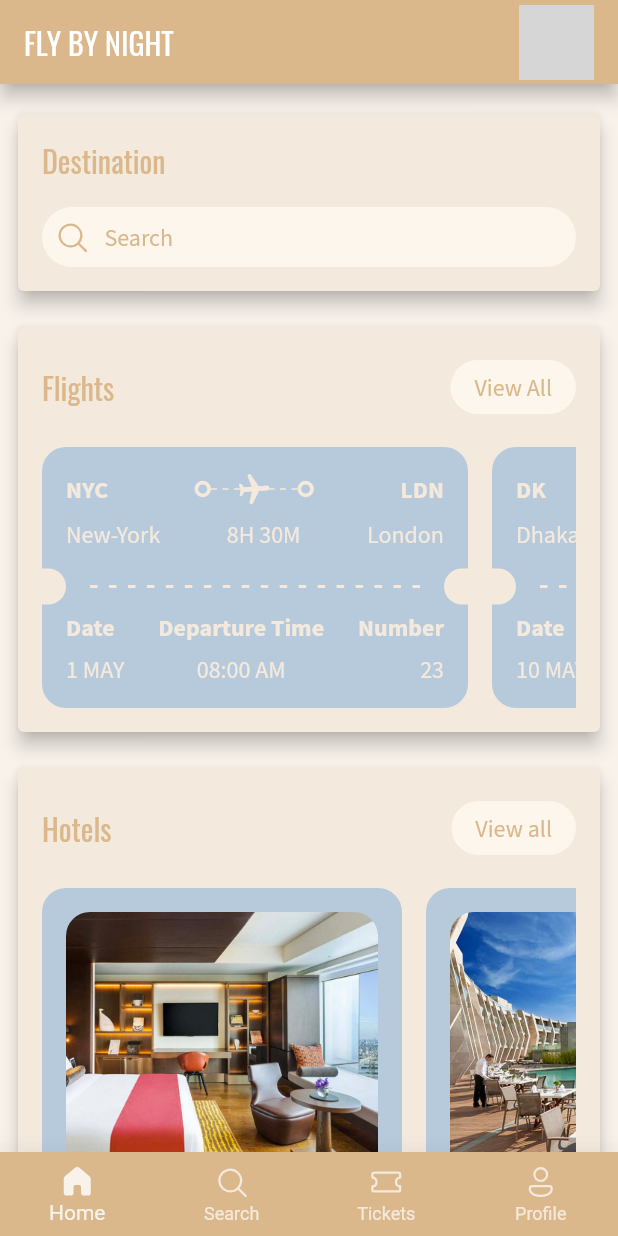
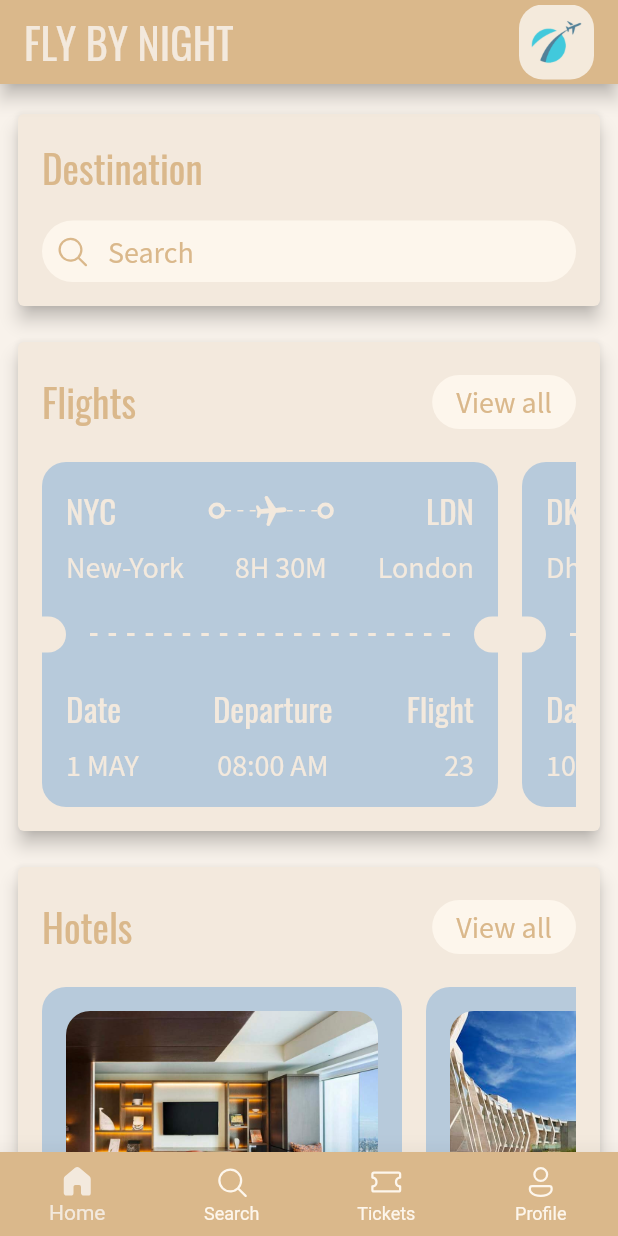
Before and after one commit to keith47733/book_tickets, a Flutter app: the screen it shows after launch, on a phone screen of 412 x 824 dp. Run offline on Flutter 3.47's test engine with Material 2 defaults, Android fonts, the phone set to English and light mode, and no system bars; our stand-ins replace fluentui_icons, gap, get; grey boxes are pictures that could not be loaded.

Commit message:
Minor UI adn theme updates

```diff
--- a/lib/screens/bottom_bar.dart
+++ b/lib/screens/bottom_bar.dart
@@ -15,9 +15,9 @@ class _BottomBarState extends State<BottomBar> {
   int _selectedIndex = 0;
   static final List<Widget> _widgetOptions = <Widget>[
     const HomeScreen(),
-    Text('SEARCH', style: Styles.txtTitle),
-    Text('TICKETS', style: Styles.txtTitle),
-    Text('PROFILE', style: Styles.txtTitle),
+    Text('Search', style: Styles.txtTitle),
+    Text('Tickets', style: Styles.txtTitle),
+    Text('Profile', style: Styles.txtTitle),
   ];
 
   void _onItemTapped(int index) {
@@ -31,14 +31,14 @@ class _BottomBarState extends State<BottomBar> {
     return Scaffold(
       body: Center(child: _widgetOptions[_selectedIndex]),
       bottomNavigationBar: BottomNavigationBar(
-        backgroundColor: Styles.bottomBarColor,
-        elevation: Styles.defaultPadding,
+        backgroundColor: Styles.clrBottomBarBackground,
+        elevation: Styles.dfltPadding,
         currentIndex: _selectedIndex,
         onTap: _onItemTapped,
         showSelectedLabels: true,
         showUnselectedLabels: true,
-        selectedItemColor: Styles.bottomBarSelectedColor,
-        unselectedItemColor: Styles.bottomBarInactiveColor,
+        selectedItemColor: Styles.clrBottomBarSelected,
+        unselectedItemColor: Styles.clrBottomBarInactive,
         type: BottomNavigationBarType.fixed,
         items: const <BottomNavigationBarItem>[
           BottomNavigationBarItem(
--- a/lib/screens/home_screen.dart
+++ b/lib/screens/home_screen.dart
@@ -13,27 +13,26 @@ class HomeScreen extends StatelessWidget {
   @override
   Widget build(BuildContext context) {
     return Scaffold(
-      backgroundColor: Styles.bgColor,
+      backgroundColor: Styles.clrBackgournd,
       // Appbar
       appBar: AppBar(
-        titleTextStyle: const TextStyle(
-          fontFamily: 'Oswald',
-          fontSize: 20,
-          fontWeight: FontWeight.normal,
-        ),
-        backgroundColor: Styles.appBarColor,
+        titleTextStyle: Styles.txtTitle.copyWith(color: Styles.palette1),
+        backgroundColor: Styles.clrAppBarr,
         foregroundColor: Styles.palette0,
         elevation: 5,
         title: Row(
           mainAxisAlignment: MainAxisAlignment.spaceBetween,
           children: <Widget>[
             const Text('FLY BY NIGHT'),
-            ClipRRect(
-              borderRadius: BorderRadius.circular(Styles.defaultRadius),
-              child: Image.asset(
-                './assets/images/img_1.png',
+            Container(
               height: 50,
-                fit: BoxFit.contain,
+							width: 50,
+              decoration: BoxDecoration(
+                borderRadius: BorderRadius.circular(Styles.dfltRadius),
+                image: DecorationImage(
+                  image: const AssetImage('assets/images/img_1.png'),
+                  colorFilter: ColorFilter.mode(Colors.white.withOpacity(0.7), BlendMode.modulate,)
+                ),
               ),
             ),
           ],
@@ -42,44 +41,45 @@ class HomeScreen extends StatelessWidget {
       body: SingleChildScrollView(
         child: Padding(
           padding: const EdgeInsets.fromLTRB(
-            Styles.defaultPadding / 2,
-            Styles.defaultPadding,
-            Styles.defaultPadding / 2,
-            Styles.defaultPadding,
+            Styles.dfltPadding / 2,
+            Styles.dfltPadding,
+            Styles.dfltPadding / 2,
+            Styles.dfltPadding,
           ),
           child: Column(
             mainAxisAlignment: MainAxisAlignment.spaceAround,
             children: <Widget>[
               // Book flight
               Card(
-                color: Styles.cardColor,
+                color: Styles.clrCardBackground,
                 elevation: Styles.cardElevation,
                 child: Padding(
-                  padding: const EdgeInsets.all(Styles.defaultPadding),
+                  padding: const EdgeInsets.all(Styles.dfltPadding),
                   child: Column(
                     mainAxisAlignment: MainAxisAlignment.start,
                     crossAxisAlignment: CrossAxisAlignment.start,
                     children: <Widget>[
                       Text('Destination', style: Styles.txtSubTitle),
-                      const Gap(Styles.defaultPadding),
+                      const Gap(Styles.dfltPadding),
                       // Search bar
                       searchBar(),
                     ],
                   ),
                 ),
               ),
-              const Gap(Styles.defaultPadding),
+              const Gap(Styles.dfltPadding),
 
               // Upcoming flights......view all
               Card(
-                color: Styles.cardColor,
+                color: Styles.clrCardBackground,
                 elevation: Styles.cardElevation,
                 child: Padding(
-                  padding: const EdgeInsets.all(Styles.defaultPadding),
+                  padding: const EdgeInsets.all(Styles.dfltPadding),
                   child: Column(
                     children: <Widget>[
-                      subTitle('Flights', 'View All'),
-                      const Gap(Styles.defaultPadding),
+                      subTitle('Flights', 'View all'),
+                      const Gap(Styles.dfltPadding),
+
                       // Horizontal scrolling tickets
                       SingleChildScrollView(
                         scrollDirection: Axis.horizontal,
@@ -91,18 +91,18 @@ class HomeScreen extends StatelessWidget {
                   ),
                 ),
               ),
-              const Gap(Styles.defaultPadding),
+              const Gap(Styles.dfltPadding),
 
               // Hotels......view all
               Card(
-                color: Styles.cardColor,
+                color: Styles.clrCardBackground,
                 elevation: Styles.cardElevation,
                 child: Padding(
-                  padding: const EdgeInsets.all(Styles.defaultPadding),
+                  padding: const EdgeInsets.all(Styles.dfltPadding),
                   child: Column(
                     children: <Widget>[
                       subTitle('Hotels', 'View all'),
-                      const Gap(Styles.defaultPadding),
+                      const Gap(Styles.dfltPadding),
                       // Horizontal scrolling hotels
                       SingleChildScrollView(
                         scrollDirection: Axis.horizontal,
@@ -114,6 +114,7 @@ class HomeScreen extends StatelessWidget {
                   ),
                 ),
               ),
+
               // Close out Scaffold
             ],
           ),
@@ -124,16 +125,16 @@ class HomeScreen extends StatelessWidget {
 
   Widget searchBar() {
     return Container(
-      padding: const EdgeInsets.all(Styles.defaultPadding / 2),
+      padding: const EdgeInsets.all(Styles.dfltPadding / 2),
       decoration: BoxDecoration(
-        borderRadius: BorderRadius.circular(Styles.defaultRadius * 1.5),
-        color: Styles.searchBarBackground,
+        borderRadius: BorderRadius.circular(Styles.dfltRadius * 1.5),
+        color: Styles.clrSearchBarBackground,
       ),
       child: Row(
         children: <Widget>[
           Icon(
             FluentSystemIcons.ic_fluent_search_regular,
-            color: Styles.searchBarIcon,
+            color: Styles.clrSearchBarIcon,
           ),
           Text(
             '   Search',
@@ -144,18 +145,12 @@ class HomeScreen extends StatelessWidget {
     );
   }
 
-  Widget subTitle(String subTitle, String buttonText) {
+  Widget subTitle(String subTitle, String btnText) {
     return Row(
       mainAxisAlignment: MainAxisAlignment.spaceBetween,
       children: <Widget>[
         Text(subTitle, style: Styles.txtSubTitle),
-        viewAllButton(buttonText),
-      ],
-    );
-  }
-
-  Widget viewAllButton(String buttonText) {
-    return ElevatedButton(
+        ElevatedButton(
           onPressed: () {},
           style: ElevatedButton.styleFrom(
             backgroundColor: Styles.palette2,
@@ -166,9 +161,11 @@ class HomeScreen extends StatelessWidget {
             ),
           ),
           child: Text(
-        buttonText,
-        style: Styles.txtViewAll,
+            btnText,
+            style: Styles.txtViewAllButton,
           ),
+        ),
+      ],
     );
   }
 }
--- a/lib/screens/hotels.dart
+++ b/lib/screens/hotels.dart
@@ -19,15 +19,15 @@ class Hotels extends StatelessWidget {
     return Container(
       width: width * 0.60,
       margin: const EdgeInsets.only(
-        right: Styles.defaultPadding,
+        right: Styles.dfltPadding,
       ),
       padding: const EdgeInsets.symmetric(
-        horizontal: Styles.defaultPadding,
-        vertical: Styles.defaultPadding,
+        horizontal: Styles.dfltPadding,
+        vertical: Styles.dfltPadding,
       ),
       decoration: BoxDecoration(
-        color: Styles.hotelColor,
-        borderRadius: BorderRadius.circular(Styles.defaultRadius),
+        color: Styles.clrHotelBackground,
+        borderRadius: BorderRadius.circular(Styles.dfltRadius),
       ),
       child: Column(
         crossAxisAlignment: CrossAxisAlignment.start,
@@ -35,19 +35,19 @@ class Hotels extends StatelessWidget {
           Container(
             height: AppLayout.getHeight(180),
             decoration: BoxDecoration(
-              borderRadius: BorderRadius.circular(Styles.defaultRadius),
-              color: Styles.hotelColor,
+              borderRadius: BorderRadius.circular(Styles.dfltRadius),
+              color: Styles.clrHotelBackground,
               image: DecorationImage(fit: BoxFit.cover, image: AssetImage('assets/images/${hotel['image']}')),
             ),
           ),
-          const Gap(Styles.defaultPadding),
+          const Gap(Styles.dfltPadding),
           Text('${hotel['place']}', style: Styles.txtHotelTitle),
-          const Gap(Styles.defaultPadding),
+          const Gap(Styles.dfltPadding),
           Text(
             '${hotel['destination']}',
             style: Styles.txtHotelSubTitle,
           ),
-          const Gap(Styles.defaultPadding / 2),
+          const Gap(Styles.dfltPadding / 2),
           Text(
             '\$${hotel['price']}/night',
             style: Styles.txtHotelPrice,
--- a/lib/screens/tickets.dart
+++ b/lib/screens/tickets.dart
@@ -19,25 +19,29 @@ class Tickets extends StatelessWidget {
     }
 
     return SizedBox(
-      width: width * 0.75,
+      width: width * 0.80,
       //height: AppLayout.getHeight(200),
       child: Container(
-        margin: const EdgeInsets.only(right: Styles.defaultPadding),
+        margin: const EdgeInsets.only(right: Styles.dfltPadding),
         child: Column(
           children: <Widget>[
-            // Render top blue part of ticket
-            Container(
-              padding: const EdgeInsets.fromLTRB(
-                Styles.defaultPadding,
-                Styles.defaultPadding,
-                Styles.defaultPadding,
-                Styles.defaultPadding / 2,
+            ticketTop(),
+            ticketDivider(),
+            bottomTicket(),
+          ],
         ),
+      ),
+    );
+  }
+
+  Widget ticketTop() {
+    return Container(
+      padding: const EdgeInsets.all(Styles.dfltPadding),
       decoration: BoxDecoration(
-                color: Styles.topTicketColor,
+        color: Styles.clrTopTicketBackground,
         borderRadius: const BorderRadius.only(
-                  topLeft: Radius.circular(Styles.defaultRadius),
-                  topRight: Radius.circular(Styles.defaultRadius),
+          topLeft: Radius.circular(Styles.dfltRadius),
+          topRight: Radius.circular(Styles.dfltRadius),
         ),
       ),
       child: Column(
@@ -51,7 +55,31 @@ class Tickets extends StatelessWidget {
               ),
               const Expanded(child: SizedBox()),
               const ThickContainer(),
-                      Expanded(
+              ticketGraphic(),
+              const ThickContainer(),
+              const Expanded(child: SizedBox()),
+              Text(
+                ticket['to']['code'],
+                style: Styles.txtTicketTitle,
+              ),
+            ],
+          ),
+          const Gap(Styles.dfltPadding / 2),
+          Row(
+            mainAxisAlignment: MainAxisAlignment.spaceBetween,
+            children: <Widget>[
+              Text(ticket['from']['name'], style: Styles.txtTicketData),
+              Text(ticket['flying_time'], style: Styles.txtTicketData),
+              Text(ticket['to']['name'], style: Styles.txtTicketData),
+            ],
+          ),
+        ],
+      ),
+    );
+  }
+
+  Widget ticketGraphic() {
+    return Expanded(
       child: Stack(
         children: <Widget>[
           SizedBox(
@@ -67,7 +95,7 @@ class Tickets extends StatelessWidget {
                     (index) => Container(
                       width: 4,
                       height: 1,
-                                        color: Styles.ticketGraphic,
+                      color: Styles.clrTicketGraphic,
                     ),
                   ),
                 );
@@ -79,55 +107,49 @@ class Tickets extends StatelessWidget {
               angle: 1.5,
               child: Icon(
                 Icons.local_airport_rounded,
-                                  color: Styles.ticketGraphic,
+                color: Styles.clrTicketGraphic,
               ),
             ),
           ),
         ],
       ),
-                      ),
-                      const ThickContainer(),
-                      const Expanded(child: SizedBox()),
-                      Text(
-                        ticket['to']['code'],
-                        style: Styles.txtTicketTitle,
-                      ),
-                    ],
-                  ),
-                  const Gap(Styles.defaultPadding / 2),
-                  Row(
-                    mainAxisAlignment: MainAxisAlignment.spaceBetween,
-                    children: <Widget>[
-                      Text(ticket['from']['name'], style: Styles.txtTicketData),
-                      Text(ticket['flying_time'], style: Styles.txtTicketData),
-                      Text(ticket['to']['name'], style: Styles.txtTicketData),
-                    ],
-                  ),
-                ],
-              ),
-            ),
-            // Render ticket divider
-            Container(
-              color: Styles.bottomTicketColor,
+    );
+  }
+
+  Widget ticketDivider() {
+    return Container(
+      color: Styles.clrBottomTicketBackground,
       child: Row(
         mainAxisAlignment: MainAxisAlignment.spaceBetween,
         children: <Widget>[
-                  SizedBox(
-                    height: Styles.defaultPadding * 1.5,
-                    width: Styles.defaultPadding * 1,
+          notchLeft(),
+          dashedLine(),
+          notchRight(),
+        ],
+      ),
+    );
+  }
+
+  Widget notchLeft() {
+    return SizedBox(
+      height: Styles.dfltPadding * 1.5,
+      width: Styles.dfltPadding * 1,
       child: DecoratedBox(
         decoration: BoxDecoration(
-                        color: Styles.cardColor,
+          color: Styles.clrCardBackground,
           borderRadius: const BorderRadius.only(
-                          topRight: Radius.circular(Styles.defaultPadding * 1.5),
-                          bottomRight: Radius.circular(Styles.defaultPadding * 1.5),
+            topRight: Radius.circular(Styles.dfltPadding * 1.5),
+            bottomRight: Radius.circular(Styles.dfltPadding * 1.5),
           ),
         ),
       ),
-                  ),
-                  Expanded(
+    );
+  }
+
+  Widget dashedLine() {
+    return Expanded(
       child: Padding(
-                      padding: const EdgeInsets.all(Styles.defaultPadding),
+        padding: const EdgeInsets.all(Styles.dfltPadding),
         child: LayoutBuilder(
           builder: (BuildContext context, BoxConstraints constraints) {
             return Flex(
@@ -139,54 +161,50 @@ class Tickets extends StatelessWidget {
                 (index) => Container(
                   width: 5,
                   height: 2,
-                                color: Styles.ticketGraphic,
+                  color: Styles.clrTicketGraphic,
                 ),
               ),
             );
           },
         ),
       ),
-                  ),
-                  SizedBox(
-                    height: Styles.defaultPadding * 1.5,
-                    width: Styles.defaultPadding * 1,
+    );
+  }
+
+  Widget notchRight() {
+    return SizedBox(
+      height: Styles.dfltPadding * 1.5,
+      width: Styles.dfltPadding * 1,
       child: DecoratedBox(
         decoration: BoxDecoration(
-                        color: Styles.cardColor,
+          color: Styles.clrCardBackground,
           borderRadius: const BorderRadius.only(
-                          topLeft: Radius.circular(Styles.defaultPadding * 1.5),
-                          bottomLeft: Radius.circular(Styles.defaultPadding * 1.5),
+            topLeft: Radius.circular(Styles.dfltPadding * 1.5),
+            bottomLeft: Radius.circular(Styles.dfltPadding * 1.5),
           ),
         ),
       ),
-                  ),
-                ],
-              ),
-            ),
-            // Render bottom part of ticket
-            Container(
-              padding: const EdgeInsets.fromLTRB(
-                Styles.defaultPadding,
-                0,
-                Styles.defaultPadding,
-                Styles.defaultPadding,
-              ),
+    );
+  }
+
+  Widget bottomTicket() {
+    return Container(
+      padding: const EdgeInsets.all(Styles.dfltPadding),
       decoration: BoxDecoration(
-                color: Styles.bottomTicketColor,
+        color: Styles.clrBottomTicketBackground,
         borderRadius: const BorderRadius.only(
-                  bottomLeft: Radius.circular(Styles.defaultRadius),
-                  bottomRight: Radius.circular(Styles.defaultRadius),
+          bottomLeft: Radius.circular(Styles.dfltRadius),
+          bottomRight: Radius.circular(Styles.dfltRadius),
         ),
       ),
       child: Row(
-                mainAxisSize: MainAxisSize.max,
         mainAxisAlignment: MainAxisAlignment.spaceBetween,
         children: <Widget>[
           Column(
             crossAxisAlignment: CrossAxisAlignment.start,
             children: <Widget>[
               Text('Date', style: Styles.txtTicketTitle),
-                      const Gap(Styles.defaultPadding / 2),
+              const Gap(Styles.dfltPadding / 2),
               Text(
                 ticket['date'],
                 style: Styles.txtTicketData,
@@ -197,10 +215,10 @@ class Tickets extends StatelessWidget {
             crossAxisAlignment: CrossAxisAlignment.center,
             children: <Widget>[
               Text(
-                        'Departure Time',
+                'Departure',
                 style: Styles.txtTicketTitle,
               ),
-                      const Gap(Styles.defaultPadding / 2),
+              const Gap(Styles.dfltPadding / 2),
               Text(
                 ticket['departure_time'],
                 style: Styles.txtTicketData,
@@ -211,10 +229,10 @@ class Tickets extends StatelessWidget {
             crossAxisAlignment: CrossAxisAlignment.end,
             children: <Widget>[
               Text(
-                        'Number',
+                'Flight',
                 style: Styles.txtTicketTitle,
               ),
-                      const Gap(Styles.defaultPadding / 2),
+              const Gap(Styles.dfltPadding / 2),
               Text(
                 '${ticket['number']}',
                 style: Styles.txtTicketData,
@@ -223,10 +241,6 @@ class Tickets extends StatelessWidget {
           ),
         ],
       ),
-            ),
-          ],
-        ),
-      ),
     );
   }
 }
--- a/lib/utils/styles.dart
+++ b/lib/utils/styles.dart
@@ -11,84 +11,89 @@ class Styles {
   static final Color palette3 = _hexToColor('B7CADB');
   static final Color palette4 = _hexToColor('DAB88B');
 
-  static final Color bgColor = palette0;
+  static const fontSizeSmall = 20.0;
+  static const fontSizeMed = 22.0;
+  static const fontSizeLarge = 26.0;
 
-  static final Color appBarColor = palette4;
+	static const double dfltPadding = 16.0;
+  static const double dfltRadius = 16.0;
 
-  static const double defaultPadding = 16.0;
-  static const double defaultRadius = 16.0;
+  static final Color clrBackgournd = palette0;
+
+  static final Color clrAppBarr = palette4;
 
   static const double cardElevation = 5.0;
-  static final Color cardColor = palette1;
+  static final Color clrCardBackground = palette1;
 
   static TextStyle txtTitle = TextStyle(
     fontFamily: 'Oswald',
-    fontSize: 22,
+    fontSize: fontSizeLarge + 2,
     fontWeight: FontWeight.normal,
     color: palette4,
   );
 
   static TextStyle txtSubTitle = TextStyle(
     fontFamily: 'Oswald',
-    fontSize: 20,
+    fontSize: fontSizeLarge,
     fontWeight: FontWeight.normal,
     color: palette4,
   );
 
-  static final Color buttonColor = palette2;
-  static TextStyle txtViewAll = TextStyle(
+  static final Color btnButtonBackground = palette2;
+  static TextStyle txtViewAllButton = TextStyle(
     fontFamily: 'SourceSansPro',
-    fontSize: 16,
+    fontSize: fontSizeSmall,
     fontWeight: FontWeight.normal,
     color: palette4,
   );
 
-  static final Color searchBarBackground = palette2;
-  static final Color searchBarIcon = palette4;
+  static final Color clrSearchBarBackground = palette2;
+  static final Color clrSearchBarIcon = palette4;
   static TextStyle txtSearchBar = TextStyle(
     fontFamily: 'SourceSansPro',
-    fontSize: 16,
+    fontSize: fontSizeSmall,
     fontWeight: FontWeight.normal,
     color: palette4,
   );
 
-  static final Color topTicketColor = palette3;
-  static final Color bottomTicketColor = palette3;
-  static final Color ticketGraphic = palette1;
+  static final Color clrTopTicketBackground = palette3;
+	static final Color clrTicketDivider = palette3;
+  static final Color clrBottomTicketBackground = palette3;
+  static final Color clrTicketGraphic = palette1;
   static TextStyle txtTicketTitle = TextStyle(
-    fontFamily: 'SourceSansPro',
-    fontSize: 16,
-    fontWeight: FontWeight.bold,
+    fontFamily: 'Oswald',
+    fontSize: fontSizeMed,
+    fontWeight: FontWeight.normal,
     color: palette1,
   );
   static TextStyle txtTicketData = TextStyle(
     fontFamily: 'SourceSansPro',
-    fontSize: 16,
+    fontSize: fontSizeSmall,
     fontWeight: FontWeight.normal,
     color: palette1,
   );
 
-  static final Color hotelColor = palette3;
+  static final Color clrHotelBackground = palette3;
   static TextStyle txtHotelTitle = TextStyle(
     fontFamily: 'Oswald',
-    fontSize: 18,
+    fontSize: fontSizeLarge,
     fontWeight: FontWeight.normal,
     color: palette2,
   );
   static TextStyle txtHotelSubTitle = TextStyle(
-    fontFamily: 'SourceSansPro',
-    fontSize: 16,
+    fontFamily: 'Oswald',
+    fontSize: fontSizeMed,
     fontWeight: FontWeight.normal,
     color: palette2,
   );
   static TextStyle txtHotelPrice = TextStyle(
     fontFamily: 'SourceSansPro',
-    fontSize: 14,
+    fontSize: fontSizeSmall,
     fontWeight: FontWeight.normal,
     color: palette1,
   );
 
-  static final Color bottomBarColor = palette4;
-  static final Color bottomBarSelectedColor = palette0;
-  static final Color bottomBarInactiveColor = palette1;
+  static final Color clrBottomBarBackground = palette4;
+  static final Color clrBottomBarSelected = palette1;
+  static final Color clrBottomBarInactive = palette2;
 }
--- a/lib/widgets/thick_container.dart
+++ b/lib/widgets/thick_container.dart
@@ -11,7 +11,7 @@ class ThickContainer extends StatelessWidget {
       padding: const EdgeInsets.all(3.0),
       decoration: BoxDecoration(
         borderRadius: BorderRadius.circular(20),
-        border: Border.all(width: 2.5, color: Styles.ticketGraphic),
+        border: Border.all(width: 2.5, color: Styles.clrTicketGraphic),
       ),
     );
   }
```
Lines whose indentation alone changed are shown as unchanged.
